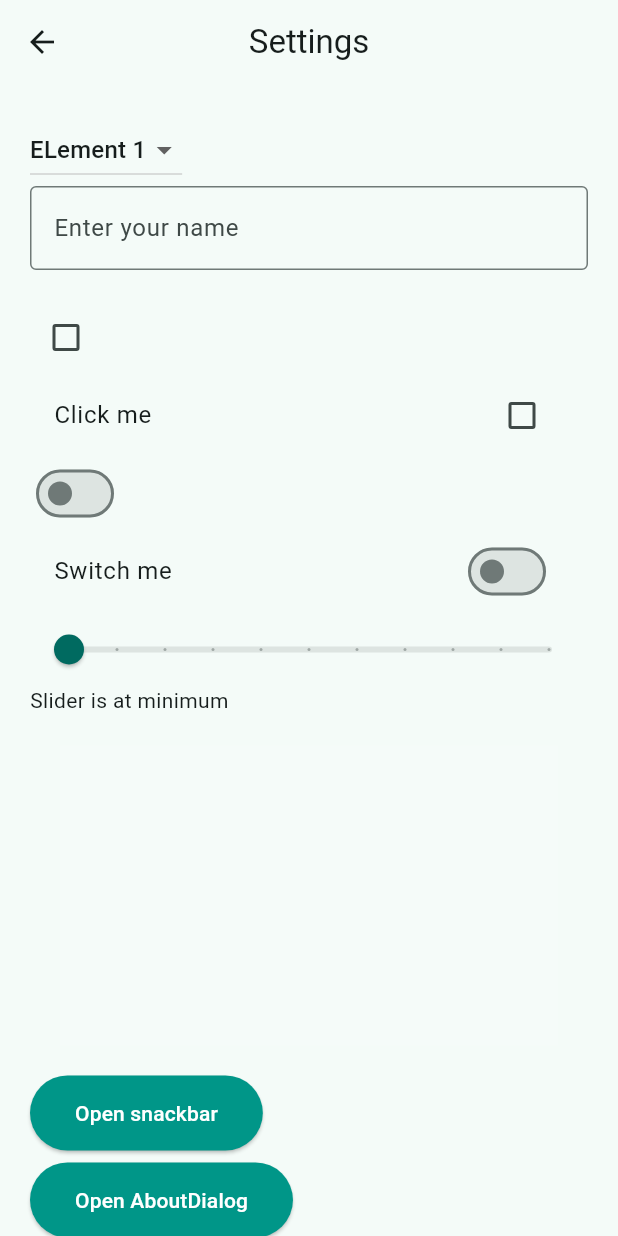
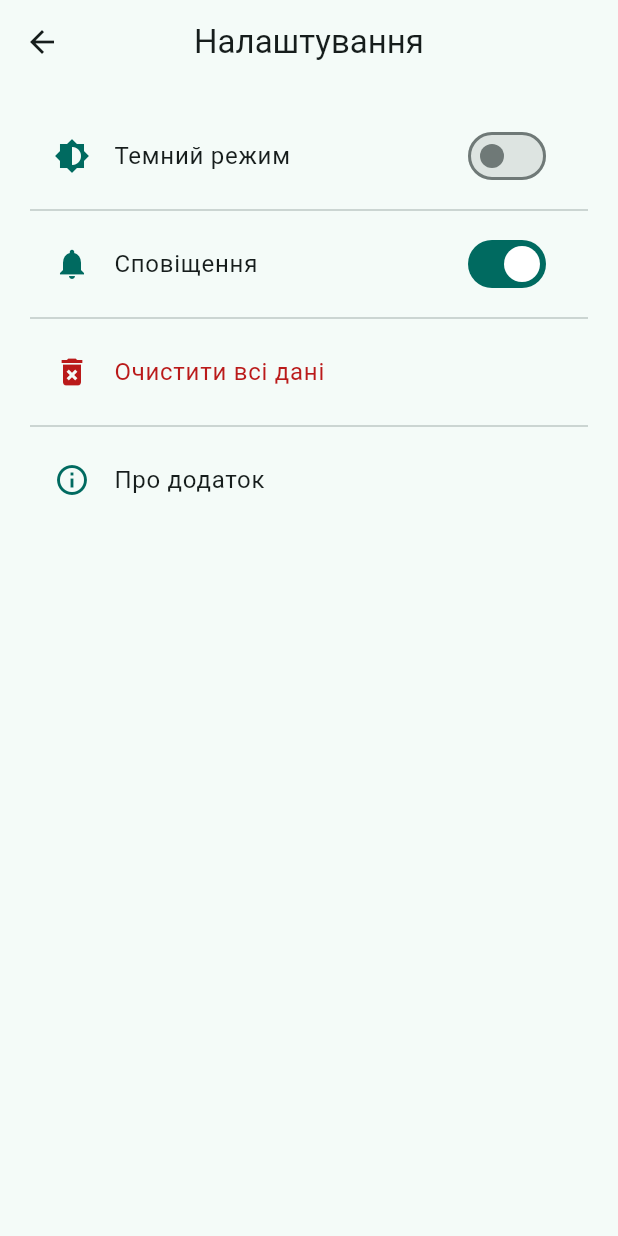
Before and after one commit to MykhailoZaichenko/gym_tracker_app, a Flutter app: the WidgetTree screen opened directly, item 2 of the bottom bar chosen, after a tap on "Налаштування", on a phone screen of 412 x 824 dp. Run offline on Flutter 3.47's test engine with Material 3 defaults, Android fonts, the phone set to English and light mode, and no system bars; our stand-ins replace fl_chart, lottie, shared_preferences, table_calendar; accounts and stored records are empty.

Commit message:
managed setting page

```diff
--- a/lib/views/pages/profile_graf_page.dart
+++ b/lib/views/pages/profile_graf_page.dart
@@ -156,7 +156,7 @@ class ProfileGrafPage extends StatelessWidget {
                           context,
                           MaterialPageRoute(
                             builder: (context) {
-                              return SettingsPage(title: 'Settings');
+                              return SettingsPage();
                             },
                           ),
                         );
--- a/lib/views/pages/settings_page.dart
+++ b/lib/views/pages/settings_page.dart
@@ -1,226 +1,156 @@
-// import 'package:first_app/views/pages/expended_flexible_page.dart';
 import 'package:flutter/material.dart';
-import 'dart:developer' as developer;
+import 'package:gym_tracker_app/data/constants.dart';
+import 'package:gym_tracker_app/data/notiers.dart';
+import 'package:shared_preferences/shared_preferences.dart';
 
 class SettingsPage extends StatefulWidget {
-  const SettingsPage({super.key, required this.title});
-
-  final String title;
-
+  const SettingsPage({Key? key}) : super(key: key);
   @override
-  State<SettingsPage> createState() => _SettingsPageState();
+  _SettingsPageState createState() => _SettingsPageState();
 }
 
 class _SettingsPageState extends State<SettingsPage> {
-  TextEditingController controller = TextEditingController();
-  bool? isChenked = false;
-  bool isSwitched = false;
-  double sliderValue = 0.0;
-  String? menuItem = 'e1';
+  late SharedPreferences _prefs;
+  bool _darkMode = false;
+  bool _notificationsEnabled = true;
+
+  @override
+  void initState() {
+    super.initState();
+    _loadSettings();
+  }
+
+  Future<void> _loadSettings() async {
+    _prefs = await SharedPreferences.getInstance();
+
+    // ініціалізуємо і локальне поле, і notifier
+    final savedDark = _prefs.getBool(KCOnstats.themeModeKey) ?? false;
+    isDarkModeNotifier.value = savedDark;
+    setState(() {
+      _darkMode = savedDark;
+    });
+
+    // підтягуємо уведомлення
+    _notificationsEnabled = _prefs.getBool('notifications_enabled') ?? true;
+  }
+
+  // Оновлений toggle для темної теми
+  Future<void> _toggleDarkMode(bool value) async {
+    // 1) оновлюємо локальний стан
+    setState(() => _darkMode = value);
+
+    // 2) оновлюємо глобальний Notifier
+    isDarkModeNotifier.value = value;
+
+    // 3) зберігаємо в SharedPreferences
+    await _prefs.setBool(KCOnstats.themeModeKey, value);
+  }
+
+  Future<void> _toggleNotifications(bool value) async {
+    setState(() => _notificationsEnabled = value);
+    await _prefs.setBool('notifications_enabled', value);
+    // Запустіть ваш механізм налаштування пуш-повідомлень тут
+  }
+
+  void _confirmClearData() {
+    showDialog(
+      context: context,
+      builder: (ctx) => AlertDialog(
+        title: const Text('Очистити всі дані'),
+        content: const Text(
+          'Це видалить усі збережені тренування та налаштування. Продовжити?',
+        ),
+        actions: [
+          TextButton(
+            onPressed: () => Navigator.of(ctx).pop(),
+            child: const Text('Ні'),
+          ),
+          TextButton(
+            onPressed: () async {
+              // Очистити всі ключі
+              await _prefs.clear();
+              // Після очищення — поновити стан
+              setState(() {
+                _darkMode = false;
+                _notificationsEnabled = true;
+              });
+              Navigator.of(ctx).pop();
+              ScaffoldMessenger.of(context).showSnackBar(
+                const SnackBar(content: Text('Дані успішно очищені')),
+              );
+            },
+            child: const Text('Так'),
+          ),
+        ],
+      ),
+    );
+  }
+
   @override
   Widget build(BuildContext context) {
+    final theme = Theme.of(context);
+    final isDark = _darkMode;
+
     return Scaffold(
-      appBar: AppBar(
-        title: Text(widget.title),
-        leading: BackButton(
-          onPressed: () {
-            Navigator.pop(context);
-          },
+      appBar: AppBar(title: const Text('Налаштування'), centerTitle: true),
+      body: SafeArea(
+        child: ListView(
+          padding: const EdgeInsets.all(20),
+          children: [
+            SwitchListTile(
+              secondary: Icon(
+                Icons.brightness_6,
+                color: isDark ? Colors.white : theme.primaryColor,
               ),
-        centerTitle: true,
-        automaticallyImplyLeading: false,
+              title: isDark ? Text('Світлий режим') : Text('Темний режим'),
+              value: _darkMode,
+              onChanged: _toggleDarkMode,
             ),
-      body: SingleChildScrollView(
-        child: Padding(
-          padding: const EdgeInsets.all(20.0),
-          child: Column(
-            crossAxisAlignment: CrossAxisAlignment.start, // Add this line
-            children: [
-              DropdownButton(
-                value: menuItem,
-                items: [
-                  DropdownMenuItem(value: 'e1', child: Text('ELement 1')),
-                  DropdownMenuItem(value: 'e2', child: Text('ELement 2')),
-                  DropdownMenuItem(value: 'e3', child: Text('ELement 3')),
-                ],
-                onChanged: (String? value) {
-                  setState(() {
-                    menuItem = value;
-                  });
-                },
+            const Divider(),
+
+            SwitchListTile(
+              secondary: Icon(
+                Icons.notifications,
+                color: isDark ? Colors.white : theme.primaryColor,
               ),
-              TextField(
-                controller: controller,
-                decoration: InputDecoration(
-                  border: OutlineInputBorder(),
-                  labelText: 'Enter your name',
+              title: const Text('Сповіщення'),
+              value: _notificationsEnabled,
+              onChanged: _toggleNotifications,
             ),
-                onEditingComplete: () {
-                  setState(() {});
-                },
+            const Divider(),
+
+            ListTile(
+              leading: Icon(
+                Icons.delete_forever,
+                color: theme.colorScheme.error,
               ),
-              Text(controller.text),
-              Checkbox.adaptive(
-                tristate: true,
-                value: isChenked,
-                onChanged: (bool? value) {
-                  setState(() {
-                    isChenked = value;
-                  });
-                },
+              title: Text(
+                'Очистити всі дані',
+                style: TextStyle(color: theme.colorScheme.error),
               ),
-              CheckboxListTile.adaptive(
-                tristate: true,
-                title: Text('Click me'),
-                value: isChenked,
-                onChanged: (bool? value) {
-                  setState(() {
-                    isChenked = value;
-                  });
-                },
+              onTap: _confirmClearData,
             ),
-              Switch.adaptive(
-                value: isSwitched,
-                onChanged: (value) {
-                  setState(() {
-                    isSwitched = value;
-                  });
-                },
+            const Divider(),
+
+            ListTile(
+              leading: Icon(
+                Icons.info_outline,
+                color: isDark ? Colors.white : theme.primaryColor,
               ),
-              SwitchListTile.adaptive(
-                title: Text('Switch me'),
-                value: isSwitched,
-                onChanged: (value) {
-                  setState(() {
-                    isSwitched = value;
-                  });
-                },
-              ),
-              Slider.adaptive(
-                min: 0,
-                max: 100,
-                divisions: 10,
-                value: sliderValue,
-                onChanged: (double value) {
-                  setState(() {
-                    sliderValue = value;
-                  });
-                },
-              ),
-              sliderValue == 0
-                  ? Text('Slider is at minimum')
-                  : sliderValue == 100
-                  ? Text('Slider is at maximum')
-                  : Text('Slider value: $sliderValue'),
-              Container(
-                margin: EdgeInsets.all(20),
-                child: InkWell(
+              title: const Text('Про додаток'),
               onTap: () {
-                    developer.log('Image tapped');
-                  },
-                  child: Container(
-                    height: 200,
-                    width: double.infinity,
-                    color: Colors.white12,
-                  ),
-                ),
-              ),
-              ElevatedButton(
-                onPressed: () {
-                  ScaffoldMessenger.of(context).showSnackBar(
-                    SnackBar(
-                      duration: Duration(seconds: 5),
-                      content: Text('Hello from snackbar'),
-                      behavior: SnackBarBehavior.floating,
-                    ),
-                  );
-                },
-                style: ElevatedButton.styleFrom(
-                  backgroundColor: Colors.teal,
-                  foregroundColor: Colors.white,
-                  padding: EdgeInsets.symmetric(horizontal: 30, vertical: 15),
-                ),
-                child: Text('Open snackbar'),
-              ),
-              Padding(
-                padding: const EdgeInsets.only(top: 8.0, bottom: 8.0),
-                child: ElevatedButton(
-                  onPressed: () {
-                    showDialog(
+                showAboutDialog(
                   context: context,
-                      builder: (context) {
-                        return AboutDialog(
-                          applicationName: 'First app',
+                  applicationName: 'Gym Tracker',
                   applicationVersion: '1.0.0',
-                          applicationIcon: Icon(Icons.account_tree),
-                          children: [Text('This is a simple app')],
-                        );
-                      },
-                    );
-                  },
-                  style: ElevatedButton.styleFrom(
-                    backgroundColor: Colors.teal,
-                    foregroundColor: Colors.white,
-                    padding: EdgeInsets.symmetric(horizontal: 30, vertical: 15),
-                  ),
-                  child: Text('Open AboutDialog'),
-                ),
-              ),
-              Divider(color: Colors.teal, thickness: 5.0, endIndent: 200.0),
-              Container(height: 50.0, child: VerticalDivider()),
-              ElevatedButton(
-                onPressed: () {
-                  showDialog(
-                    context: context,
-                    builder: (context) {
-                      return AlertDialog(
-                        title: Text('Alert Dialog'),
-                        content: Text('This is an alert dialog'),
-                        actions: [
-                          TextButton(
-                            onPressed: () {
-                              Navigator.pop(context);
-                            },
-                            child: Text('Cancel'),
-                          ),
-                          TextButton(
-                            onPressed: () {
-                              Navigator.pop(context);
-                            },
-                            child: Text('OK'),
-                          ),
+                  applicationIcon: const Icon(Icons.fitness_center),
+                  children: const [
+                    Text('Додаток для відстеження ваших тренувань.'),
                   ],
                 );
               },
-                  );
-                },
-                style: ElevatedButton.styleFrom(
-                  backgroundColor: Colors.teal,
-                  foregroundColor: Colors.white,
-                  padding: EdgeInsets.symmetric(horizontal: 30, vertical: 15),
             ),
-                child: Text('Open AlertDialog'),
-              ),
-              // ElevatedButton(
-              //   onPressed: () {
-              //     Navigator.push(
-              //       context,
-              //       MaterialPageRoute(
-              //         builder: (context) {
-              //           return ExtendedFlexiblePage();
-              //         },
-              //       ),
-              //     );
-              //   },
-              //   child: Text('Show Flexible and Expanded'),
-              // ),
-              FilledButton(onPressed: () {}, child: Text('Submit')),
-              TextButton(onPressed: () {}, child: Text('Submit')),
-              OutlinedButton(onPressed: () {}, child: Text('Submit')),
-              CloseButton(),
-              BackButton(),
           ],
-          ),
         ),
       ),
     );
--- a/lib/views/widget_tree.dart
+++ b/lib/views/widget_tree.dart
@@ -1,9 +1,9 @@
 import 'package:flutter/material.dart';
-import 'package:gym_tracker_app/data/constants.dart';
+// import 'package:gym_tracker_app/data/constants.dart';
 import 'package:gym_tracker_app/data/notiers.dart';
 import 'package:gym_tracker_app/views/pages/home_calendar_page.dart';
 import 'package:gym_tracker_app/views/pages/profile_graf_page.dart';
-import 'package:shared_preferences/shared_preferences.dart';
+// import 'package:shared_preferences/shared_preferences.dart';
 import 'widgets/navbar_widget.dart';
 
 String? title = 'Gym Tracker';
@@ -18,31 +18,31 @@ class WidgetTree extends StatelessWidget {
       appBar: AppBar(
         title: Text(title!),
         centerTitle: true,
-        actions: [
-          Padding(
-            padding: const EdgeInsets.only(right: 5.0),
-            child: IconButton(
-              onPressed: () async {
-                isDarkModeNotifier.value = !isDarkModeNotifier.value;
-                final SharedPreferences prefs =
-                    await SharedPreferences.getInstance();
-                await prefs.setBool(
-                  KCOnstats.themeModeKey,
-                  isDarkModeNotifier.value,
-                );
-              },
-              icon: ValueListenableBuilder(
-                valueListenable: isDarkModeNotifier,
-                builder:
-                    (BuildContext context, dynamic isDarkMode, Widget? child) {
-                      return Icon(
-                        isDarkMode ? Icons.light_mode : Icons.dark_mode,
-                      );
-                    },
-              ),
-            ),
-          ),
-        ],
+        // actions: [
+        //   Padding(
+        //     padding: const EdgeInsets.only(right: 5.0),
+        //     child: IconButton(
+        //       onPressed: () async {
+        //         isDarkModeNotifier.value = !isDarkModeNotifier.value;
+        //         final SharedPreferences prefs =
+        //             await SharedPreferences.getInstance();
+        //         await prefs.setBool(
+        //           KCOnstats.themeModeKey,
+        //           isDarkModeNotifier.value,
+        //         );
+        //       },
+        //       icon: ValueListenableBuilder(
+        //         valueListenable: isDarkModeNotifier,
+        //         builder:
+        //             (BuildContext context, dynamic isDarkMode, Widget? child) {
+        //               return Icon(
+        //                 isDarkMode ? Icons.light_mode : Icons.dark_mode,
+        //               );
+        //             },
+        //       ),
+        //     ),
+        //   ),
+        // ],
       ),
       body: ValueListenableBuilder(
         valueListenable: selectedPageNotifier,
```
Lines whose indentation alone changed are shown as unchanged.
